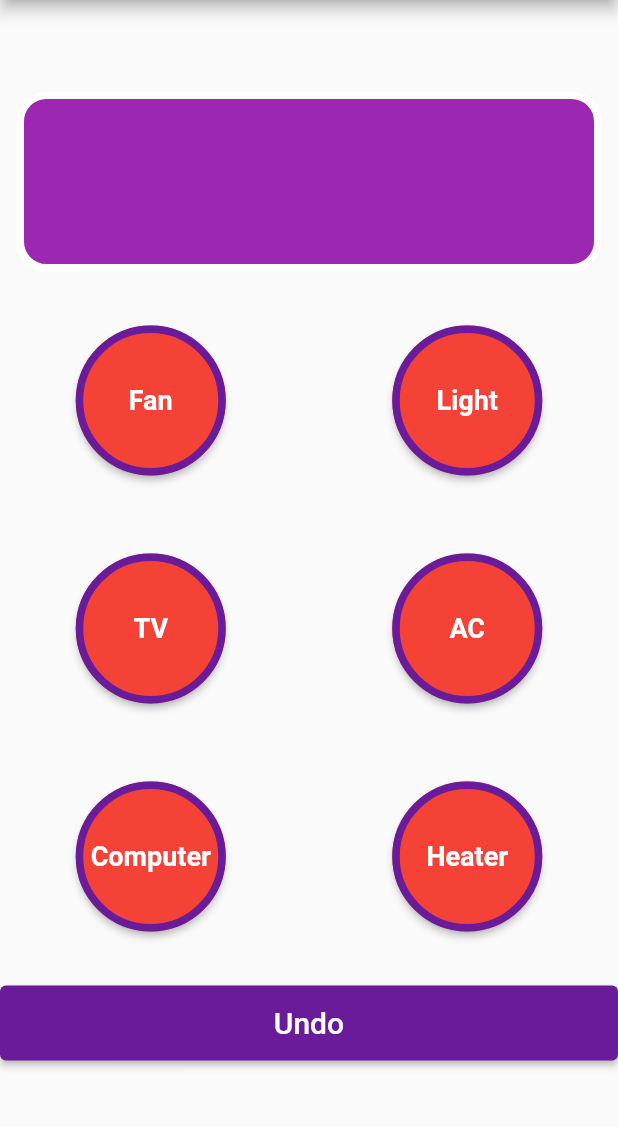
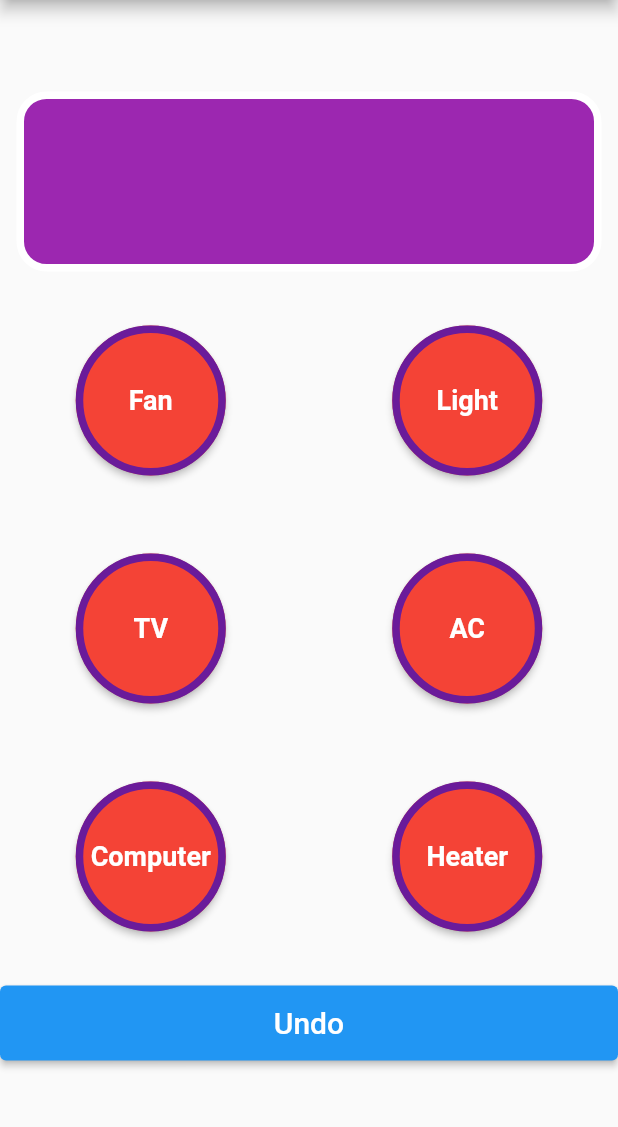
Before and after one commit to Tamim200042130/Remote-App, a Flutter app: the screen it shows after launch, on a phone screen of 412 x 824 dp, the part 84-1211 px from its top. Run offline on Flutter 3.47's test engine with Material 2 defaults, Android fonts, the light colour scheme and no system bars.

Commit message:
Update RemoteScreen.dart

```diff
--- a/lib/RemoteScreen.dart
+++ b/lib/RemoteScreen.dart
@@ -133,7 +133,6 @@ class _RemoteScreenState extends State<RemoteScreen> {
               }
             },
             style: ElevatedButton.styleFrom(
-              primary: Colors.purple[800],
               padding: const EdgeInsets.all(8.0),
               fixedSize: Size(800, 50),
             ),
@@ -168,7 +167,7 @@ class _RemoteScreenState extends State<RemoteScreen> {
           }
         },
         style: ElevatedButton.styleFrom(
-          primary: device.isOn ? Colors.green : Colors.red,
+          backgroundColor: device.isOn ? Colors.green : Colors.red,
           shape: CircleBorder(),
           side: BorderSide(color: Colors.purple[800]!, width: 5.0),
           fixedSize: const Size(100, 100),
```
